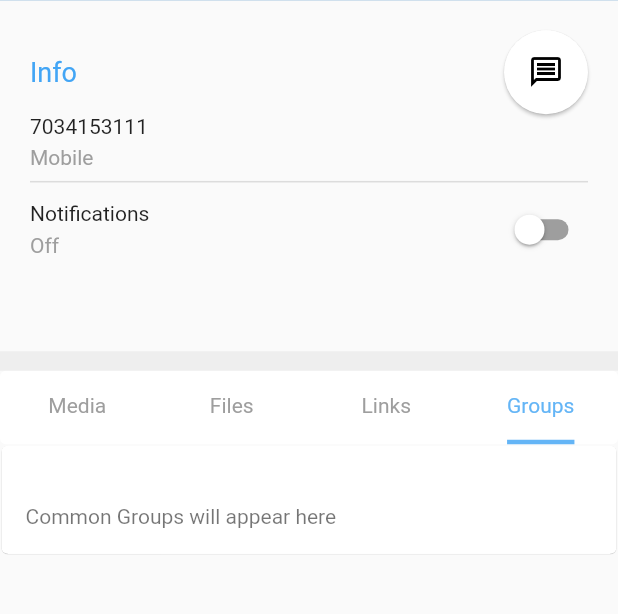
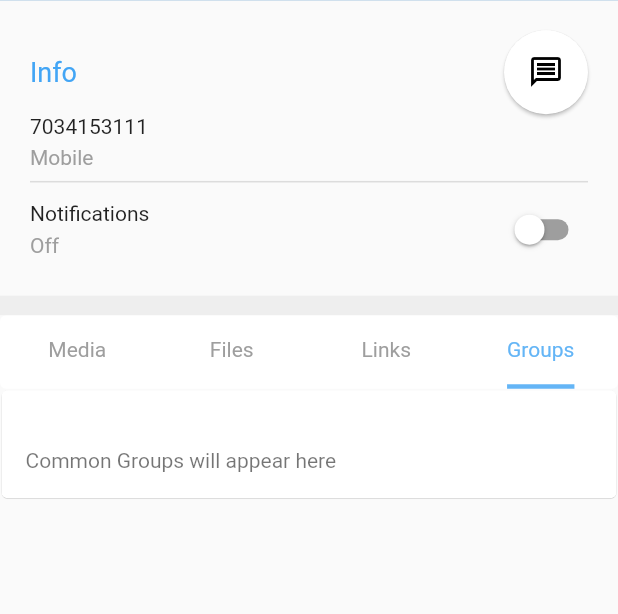
Before and after one commit to Anumodhkj/Telegram, a Flutter app: the ProfileScreen screen opened directly, tab 4 chosen, on a phone screen of 412 x 824 dp, the part 556-1170 px from its top. Run offline on Flutter 3.47's test engine with Material 2 defaults, Android fonts, the phone set to English and light mode, and no system bars; our stand-ins replace bubble, outline_material_icons, webview_flutter; network calls fail.

Commit message:
Update profile.dart

```diff
--- a/lib/profile.dart
+++ b/lib/profile.dart
@@ -146,7 +146,6 @@ class _ProfileScreenState extends State<ProfileScreen> {
                     Container(
                       padding: EdgeInsets.all(20),
                       width: double.infinity,
-                      height: MediaQuery.of(context).size.height * .284,
                       child: Column(
                         crossAxisAlignment: CrossAxisAlignment.start,
                         children: [
```
